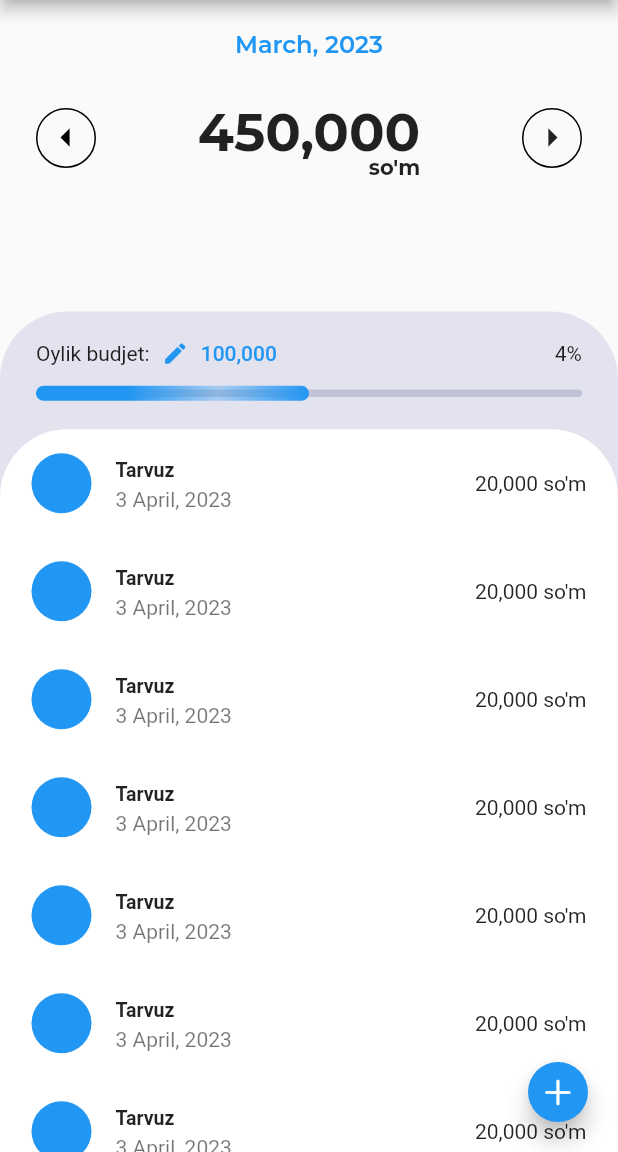
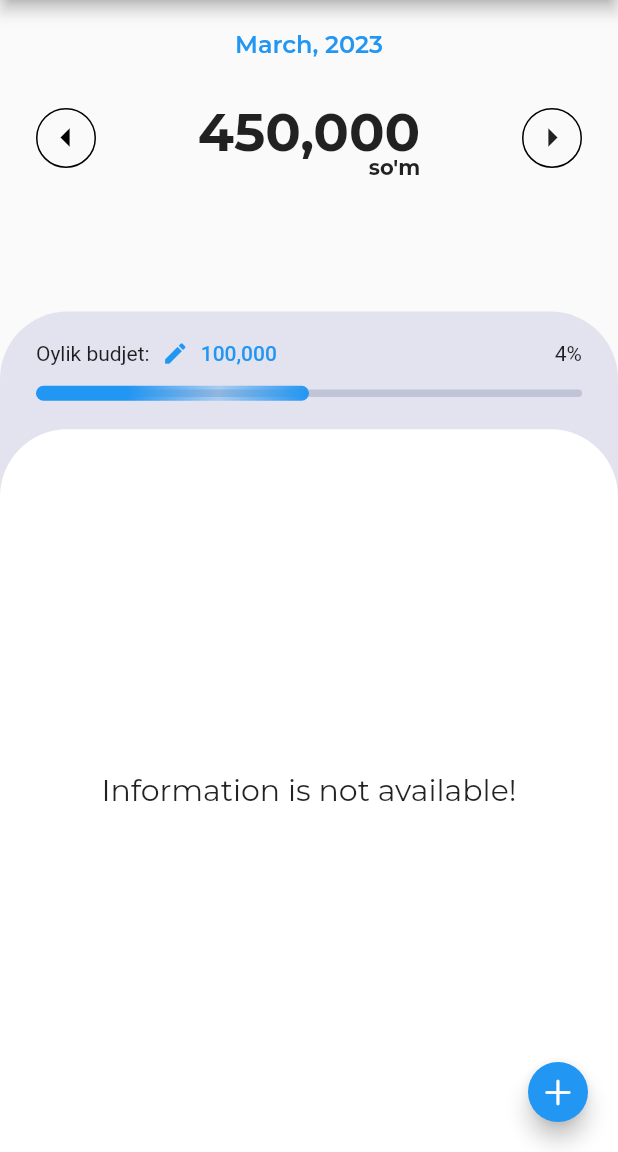
Before and after one commit to akhmadjonakbarov/my-wallet, a Flutter app: the screen it shows after launch, after a tap on the "arrow left" icon, on a phone screen of 412 x 824 dp, the part 84-1236 px from its top. Run offline on Flutter 3.47's test engine with Material 2 defaults, Android fonts, the phone set to English and light mode, and no system bars; our stand-ins replace bloc, equatable, flutter_bloc, google_fonts, month_picker_dialog, sqflite; accounts and stored records are empty.

Commit message:
expense add func was done

```diff
--- a/lib/controllers/db/db_helper.dart
+++ b/lib/controllers/db/db_helper.dart
@@ -9,21 +9,23 @@ class DBHelper {
 
   static Future<sql.Database> _initDB() async {
     final dbPath = await sql.getDatabasesPath();
-    return await sql.openDatabase(syspath.join(dbPath, 'expenses.db'),
-        onCreate: onCreate, version: 1);
+
+    return await sql.openDatabase(
+      syspath.join(dbPath, 'expenses.db'),
+      onCreate: onCreate,
+      version: 1,
+    );
   }
 
   static Future onCreate(sql.Database db, int version) async {
-    await db.execute(
-      """
+    await db.execute("""
       CREATE TABLE expenses(
         id PRIMARY KEY NOT NULL,
         title TEXT NOT NULL,
         dateTime     DATETIME NOT NULL,
         amount REAL NOT NULL,
         price REAL NOT NULL,
-        iconData TEXT NOT NULL
-        """,
-    );
+        iconData INT NOT NULL
+        );""");
   }
 }
--- a/lib/controllers/expense_cubit/expense_cubit.dart
+++ b/lib/controllers/expense_cubit/expense_cubit.dart
@@ -1,8 +1,10 @@
+import 'dart:io';
+
 import 'package:bloc/bloc.dart';
 import 'package:equatable/equatable.dart';
 import 'package:flutter/material.dart';
-import 'package:my_wallet/controllers/db/expense_operation.dart';
-import 'package:my_wallet/models/models.dart';
+import '../db/expense_operation.dart';
+import '../../models/models.dart';
 
 part 'expense_state.dart';
 
@@ -23,7 +25,7 @@ class ExpenseCubit extends Cubit<ExpenseState> {
     required String title,
     required double price,
     required double amount,
-    required IconData iconData,
+    IconData? iconData,
     required DateTime dateTime,
   }) {
     List<Expense> expenses = [];
@@ -39,24 +41,39 @@ class ExpenseCubit extends Cubit<ExpenseState> {
         title: title,
         amount: amount,
         price: price,
-        iconData: iconData,
+        iconData:
+            iconData != null ? iconData.codePoint : Icons.ac_unit.codePoint,
         dateTime: dateTime,
       );
-      expenses.add(expense);
+      expenses.insert(0, expense);
       emit(ExpenseLoaded(expenses: expenses));
       ExpenseOperation.insertData(data: expense.toMap());
     } catch (e) {
-      emit(ExpenseError(errorMsg: e.toString()));
+      emit(
+        ExpenseError(errorMsg: e.toString()),
+      );
     }
   }
 
   void update({required Expense expense}) {
     try {
-      List<Expense> expense = state.expenses!.map((e) {
+      List<Expense> expenses = state.expenses!.map((e) {
+        if (e.id == expense.id) {
+          return Expense(
+            id: expense.id,
+            title: expense.title,
+            amount: expense.amount,
+            price: expense.price,
+            iconData: expense.iconData,
+            dateTime: expense.dateTime,
+          );
+        }
         return e;
       }).toList();
     } catch (e) {
-      emit(ExpenseError(errorMsg: e.toString()));
+      emit(
+        ExpenseError(errorMsg: e.toString()),
+      );
     }
   }
 
@@ -83,4 +100,20 @@ class ExpenseCubit extends Cubit<ExpenseState> {
         )
         .toList();
   }
+
+  void filterByMonth({required DateTime dateTime}) {
+    List<Expense> expenses = state.expenses ?? [];
+    List<Expense> filteredExpense = [];
+    if (expenses.isNotEmpty) {
+      for (var element in expenses) {
+        if (element.dateTime.month == dateTime.month &&
+            element.dateTime.year == dateTime.year) {
+          filteredExpense.add(element);
+        }
+      }
+      emit(ExpenseLoaded(expenses: filteredExpense));
+    } else {
+      emit(ExpenseWelcome());
+    }
+  }
 }
--- a/lib/controllers/expense_cubit/expense_state.dart
+++ b/lib/controllers/expense_cubit/expense_state.dart
@@ -17,13 +17,13 @@ class ExpenseInitial extends ExpenseState {}
 class ExpenseLoading extends ExpenseState {}
 
 class ExpenseLoaded extends ExpenseState {
-  List<Expense> expenses;
-  ExpenseLoaded({required this.expenses});
+  final List<Expense> expenses;
+  const ExpenseLoaded({required this.expenses});
 }
 
 class ExpenseDelete extends ExpenseState {}
 
 class ExpenseError extends ExpenseState {
-  String errorMsg;
-  ExpenseError({required this.errorMsg});
+  final String errorMsg;
+  const ExpenseError({required this.errorMsg});
 }
--- a/lib/main.dart
+++ b/lib/main.dart
@@ -1,6 +1,8 @@
 import 'package:flutter/material.dart';
+import 'package:flutter_bloc/flutter_bloc.dart';
 
-import './views/screens/screens.dart';
+import 'controllers/expense_cubit/expense_cubit.dart';
+import 'views/screens/screens.dart';
 
 void main() => runApp(const MyApp());
 
@@ -9,9 +11,11 @@ class MyApp extends StatelessWidget {
 
   @override
   Widget build(BuildContext context) {
-    return const MaterialApp(
-      title: 'My Wallet',
-      home: HomeScreen(),
+    return MultiBlocProvider(
+      providers: [
+        BlocProvider.value(value: ExpenseCubit()),
+      ],
+      child: MaterialApp(home: HomeScreen()),
     );
   }
 }
--- a/lib/models/expense.dart
+++ b/lib/models/expense.dart
@@ -8,7 +8,7 @@ class Expense {
   String title;
   double amount;
   double price;
-  IconData iconData;
+  int iconData;
   DateTime dateTime;
   Expense({
     required this.id,
@@ -24,7 +24,7 @@ class Expense {
     String? title,
     double? amount,
     double? price,
-    IconData? iconData,
+    int? iconData,
     DateTime? dateTime,
   }) {
     return Expense(
@@ -43,7 +43,7 @@ class Expense {
       'title': title,
       'amount': amount,
       'price': price,
-      'iconData': iconData.codePoint,
+      'iconData': iconData,
       'dateTime': dateTime.millisecondsSinceEpoch,
     };
   }
@@ -54,7 +54,7 @@ class Expense {
       title: map['title'] as String,
       amount: map['amount'] as double,
       price: map['price'] as double,
-      iconData: IconData(map['iconData'] as int, fontFamily: 'MaterialIcons'),
+      iconData: map['iconData'] as int,
       dateTime: DateTime.fromMillisecondsSinceEpoch(map['dateTime'] as int),
     );
   }
--- a/lib/views/screens/home/home_screen.dart
+++ b/lib/views/screens/home/home_screen.dart
@@ -1,9 +1,14 @@
 import 'package:flutter/cupertino.dart';
 import 'package:flutter/material.dart';
+import 'package:flutter_bloc/flutter_bloc.dart';
+import 'package:google_fonts/google_fonts.dart';
 import 'package:intl/intl.dart';
-// import 'package:month_picker_dialog/month_picker_dialog.dart';
+import 'package:my_wallet/models/models.dart';
+
+import 'package:month_picker_dialog/month_picker_dialog.dart';
 
 import './widgets/widgets.dart';
+import '../../../controllers/expense_cubit/expense_cubit.dart';
 
 class HomeScreen extends StatefulWidget {
   const HomeScreen({
@@ -25,16 +30,16 @@ class _HomeScreenState extends State<HomeScreen> {
   }
 
   void showCalendar() {
-    // showMonthPicker(
-    //   context: context,
-    //   firstDate: DateTime(2020),
-    //   initialDate: DateTime.now(),
-    //   lastDate: null,
-    // ).then((selectedDate) {
-    //   setState(() {
-    //     _selectedDate = selectedDate!;
-    //   });
-    // });
+    showMonthPicker(
+      context: context,
+      firstDate: DateTime(2020),
+      initialDate: DateTime.now(),
+      lastDate: null,
+    ).then((selectedDate) {
+      setState(() {
+        _selectedDate = selectedDate!;
+      });
+    });
   }
 
   void previousMonth() {
@@ -48,6 +53,9 @@ class _HomeScreenState extends State<HomeScreen> {
         _selectedDate.day,
       );
     });
+    BlocProvider.of<ExpenseCubit>(context).filterByMonth(
+      dateTime: _selectedDate,
+    );
   }
 
   void nextMonth() {
@@ -58,6 +66,9 @@ class _HomeScreenState extends State<HomeScreen> {
         _selectedDate.day,
       );
     });
+    BlocProvider.of<ExpenseCubit>(context).filterByMonth(
+      dateTime: _selectedDate,
+    );
   }
 
   @override
@@ -139,26 +150,59 @@ class _HomeScreenState extends State<HomeScreen> {
                             topRight: Radius.circular(45),
                           ),
                         ),
-                        child: ListView.builder(
-                          padding: const EdgeInsets.symmetric(horizontal: 5),
-                          itemCount: 10,
+                        child: BlocBuilder<ExpenseCubit, ExpenseState>(
+                          builder: (context, state) {
+                            if (state is ExpenseLoaded) {
+                              return ListView.builder(
+                                padding: const EdgeInsets.symmetric(
+                                  horizontal: 5,
+                                ),
+                                itemCount: state.expenses.length,
                                 itemBuilder: (context, index) {
+                                  Expense expense = state.expenses[index];
                                   return ListTile(
                                     leading: CircleAvatar(
-                                backgroundColor: Theme.of(context).primaryColor,
+                                      backgroundColor:
+                                          Theme.of(context).primaryColor,
                                     ),
-                              title: const Text(
-                                "Tarvuz",
-                                style: TextStyle(
-                                    fontSize: 13, fontWeight: FontWeight.bold),
+                                    title: Text(
+                                      expense.title,
+                                      style: const TextStyle(
+                                        fontSize: 13,
+                                        fontWeight: FontWeight.bold,
+                                      ),
                                     ),
                                     subtitle: Text(
                                       DateFormat("d MMMM, y").format(
                                         DateTime.now(),
                                       ),
                                     ),
-                              trailing: const Text("20,000 so'm"),
+                                    trailing: Text("${expense.price} so'm"),
                                   );
+                                },
+                              );
+                            } else if (state is ExpenseError) {
+                              return Center(
+                                child: Text(
+                                  state.errorMsg.toString(),
+                                  style: GoogleFonts.nunito(),
+                                ),
+                              );
+                            } else if (state is ExpenseLoading) {
+                              return const CircularProgressIndicator();
+                            } else {
+                              return Center(
+                                child: Container(
+                                  decoration: const BoxDecoration(),
+                                  child: Text(
+                                    "Information is not available!",
+                                    style: GoogleFonts.montserrat(
+                                      fontSize: 20,
+                                    ),
+                                  ),
+                                ),
+                              );
+                            }
                           },
                         ),
                       ),
@@ -173,6 +217,7 @@ class _HomeScreenState extends State<HomeScreen> {
       floatingActionButton: FloatingActionButton.small(
         onPressed: () {
           showModalBottomSheet(
+            isDismissible: false,
             context: context,
             builder: (context) {
               return const AddExpense();
--- a/lib/views/screens/home/widgets/widgets.dart
+++ b/lib/views/screens/home/widgets/widgets.dart
@@ -1,3 +1,3 @@
+export './add_expense.dart';
 export './header.dart';
 export './progress_bar.dart';
-export './add_expense.dart';
--- a/pubspec.yaml
+++ b/pubspec.yaml
@@ -38,8 +38,10 @@ dependencies:
   sqflite: ^2.2.6
   equatable: ^2.0.5
   bloc: ^8.1.1
-  intl: ^0.18.0
+  intl: ^0.17.0
   google_fonts: ^4.0.3
+  flutter_bloc: ^8.1.2
+  month_picker_dialog: ^1.0.0
 
 dev_dependencies:
   flutter_test:
```
Also changed, not shown: lib/controllers/db/expense_operation.dart (+8 -10 lines), lib/views/screens/home/widgets/add_expense.dart (+65 -0 lines), pubspec.lock. Lines whose indentation alone changed are shown as unchanged.
